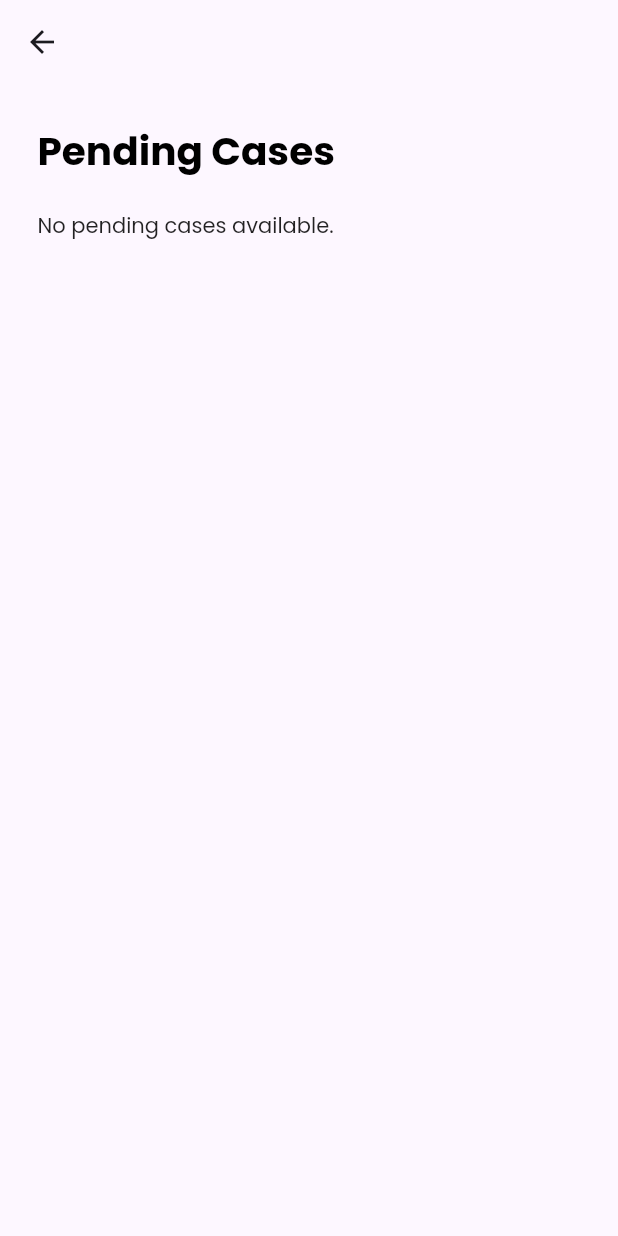
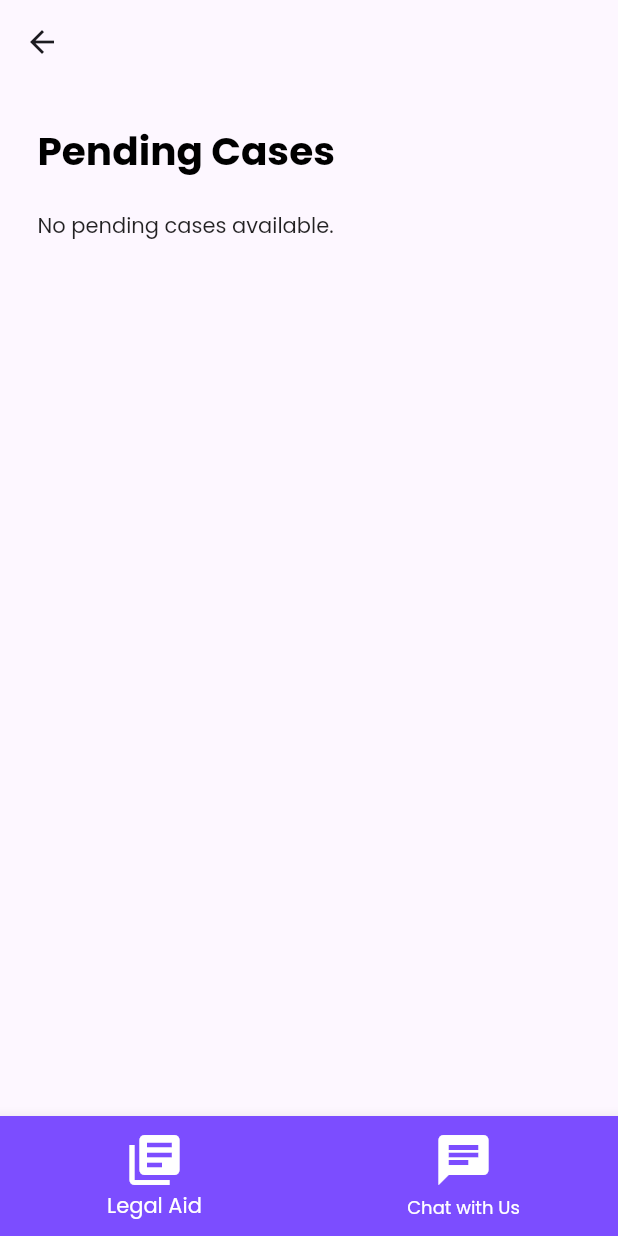
Before and after one commit to kavyaaa-1/sih, a Flutter app: the PendingCaseReq screen opened directly with empty values, on a phone screen of 412 x 824 dp. Run offline on Flutter 3.47's test engine with Material 2 defaults, Android fonts, the phone set to English and light mode, and no system bars; our stand-ins replace google_fonts, syncfusion_flutter_gauges; missing offline and left inert: mongo_dart.

Commit message:
updating ui

```diff
--- a/lib/screens/legal_aid_orgs.dart
+++ b/lib/screens/legal_aid_orgs.dart
@@ -133,7 +133,7 @@ class CaseCard extends StatelessWidget {
       },
       child: Card(
         color: Colors.white,
-        elevation: 0,
+        elevation: 1,
         shape: RoundedRectangleBorder(
           borderRadius: BorderRadius.circular(10.0),
         ),
--- a/lib/screens/pending_case_req.dart
+++ b/lib/screens/pending_case_req.dart
@@ -2,6 +2,7 @@ import 'package:flutter/material.dart';
 import 'package:mongo_dart/mongo_dart.dart' as mongo_dart;
 import '../dbHelper/constant.dart';
 import '../dbHelper/mongodb.dart';
+import 'chatbot_screen.dart';
 
 class Case {
   final String caseId;
@@ -44,6 +45,22 @@ Future<bool> acceptCase(String caseId, String lawyerId) async {
 
 class _PendingCaseReqState extends State<PendingCaseReq> {
   Future<List> fetchedData = fetchCaseInfoFromDatabase();
+  int _selectedIndex = 0;
+
+  void _onItemTapped(int index) {
+    setState(() {
+      _selectedIndex = index;
+    });
+
+    if (index == 1) {
+      Navigator.push(
+        context,
+        MaterialPageRoute(
+          builder: (context) => ChatBotScreen(),
+        ),
+      );
+    }
+  }
 
   @override
   Widget build(BuildContext context) {
@@ -101,6 +118,32 @@ class _PendingCaseReqState extends State<PendingCaseReq> {
           ],
         ),
       ),
+      bottomNavigationBar: SizedBox(
+        height: 80,
+        child: BottomNavigationBar(
+          backgroundColor: Colors.deepPurpleAccent,
+          selectedItemColor: Colors.white,
+          unselectedItemColor: Colors.white,
+          items: const <BottomNavigationBarItem>[
+            BottomNavigationBarItem(
+              icon: Icon(
+                Icons.library_books,
+                size: 40,
+              ),
+              label: 'Legal Aid',
+            ),
+            BottomNavigationBarItem(
+              icon: Icon(
+                Icons.chat,
+                size: 40,
+              ),
+              label: 'Chat with Us',
+            ),
+          ],
+          currentIndex: _selectedIndex,
+          onTap: _onItemTapped,
+        ),
+      ),
     );
   }
 }
@@ -125,12 +168,12 @@ class CaseCard extends StatelessWidget {
           context: context,
           builder: (BuildContext context) {
             return AlertDialog(
-              title: Text('Case Details'),
+              title: Text('Case Details', style: TextStyle(fontWeight: FontWeight.bold),),
               content: Column(
                 crossAxisAlignment: CrossAxisAlignment.start,
                 mainAxisSize: MainAxisSize.min,
                 children: [
-                  Text('Case ID: $caseId'),
+                  //Text('Case ID: $caseId'),
                   Text('Case Type: $caseType'),
                   Text('Description: $caseDesc'),
                 ],
@@ -167,7 +210,7 @@ class CaseCard extends StatelessWidget {
         );
       },
       child: Card(
-        elevation: 4,
+        elevation: 1,
         margin: EdgeInsets.all(8), // Adjust the margin as needed
         child: Padding(
           padding: EdgeInsets.all(16), // Adjust the padding as needed
```
